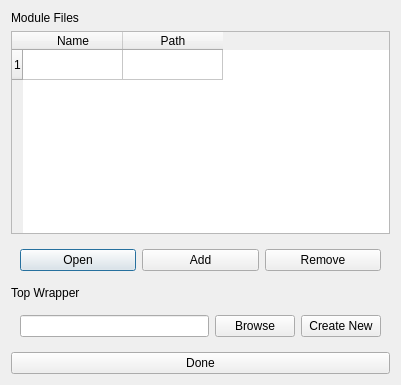
First picture: the form in forms/fileselectdialog.ui, repository bugraonal/QtVirtualFPGA, before the edit.
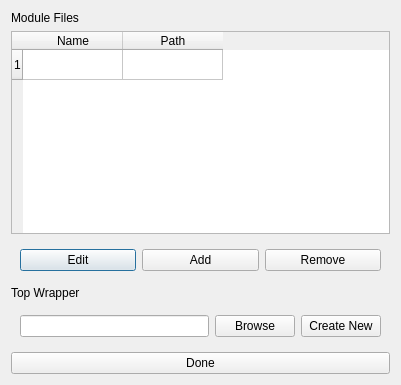
Second picture: the form after the edit.

Diff of the .ui file:
```diff
--- a/forms/fileselectdialog.ui
+++ b/forms/fileselectdialog.ui
@@ -26,7 +26,7 @@
       <item>
        <widget class="QPushButton" name="openModuleButton">
         <property name="text">
-         <string>Open</string>
+         <string>Edit</string>
         </property>
        </widget>
       </item>
```
